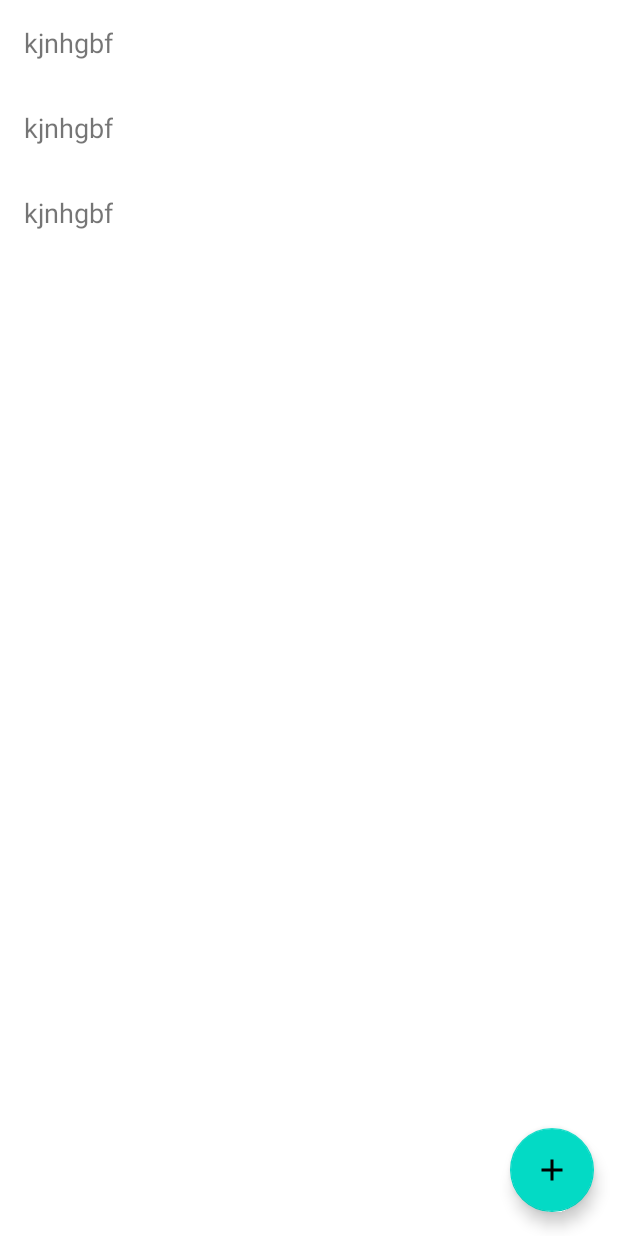
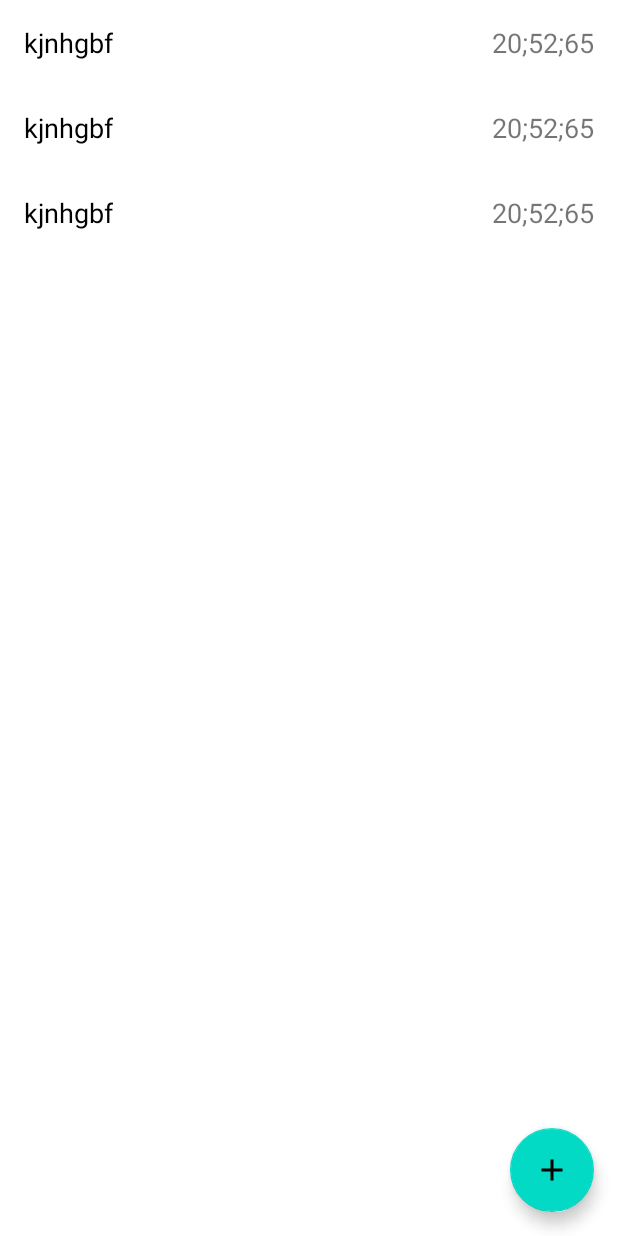
Before and after one commit to Kochevnikbbb/NewsApp40, an Android app: the layout fragment_home.xml on its own in the app's theme, with its tools: preview values and no code run, on a phone screen of 412 x 824 dp. Run offline under Robolectric (Android 15) with nearby library versions, the light colour scheme and no system bars.

Commit message:
home work2.1 еще не закончил

```diff
--- a/app/src/main/java/kg/geektech/newsapp40/NewsFragment.java
+++ b/app/src/main/java/kg/geektech/newsapp40/NewsFragment.java
@@ -38,10 +38,10 @@ public class NewsFragment extends Fragment {
     private void save() {
         String text = binding.etTitle.getText().toString();
 
-        News news = new News(text,System.currentTimeMillis());
+        News news = new News(text, System.currentTimeMillis());
 
         Bundle bundle = new Bundle();
-        bundle.putSerializable("news",news);
+        bundle.putSerializable("news", news);
         getParentFragmentManager().setFragmentResult("rk_news", bundle);
         close();
     }
--- a/app/src/main/res/layout/fragment_home.xml
+++ b/app/src/main/res/layout/fragment_home.xml
@@ -5,19 +5,20 @@
     android:layout_width="match_parent"
     android:layout_height="match_parent"
     tools:context=".ui.home.HomeFragment">
+
     <androidx.recyclerview.widget.RecyclerView
         android:id="@+id/recyclerView"
         android:layout_width="match_parent"
-        tools:listitem="@layout/item_news"
+        android:layout_height="match_parent"
         app:layoutManager="androidx.recyclerview.widget.LinearLayoutManager"
-        android:layout_height="match_parent"/>
+        tools:listitem="@layout/item_news" />
 
     <com.google.android.material.floatingactionbutton.FloatingActionButton
         android:id="@+id/fab"
         android:layout_width="wrap_content"
-        app:layout_constraintBottom_toBottomOf="parent"
-        app:layout_constraintEnd_toEndOf="parent"
+        android:layout_height="wrap_content"
         android:layout_margin="16dp"
         android:src="@drawable/ic_add"
-        android:layout_height="wrap_content"/>
+        app:layout_constraintBottom_toBottomOf="parent"
+        app:layout_constraintEnd_toEndOf="parent" />
 </androidx.constraintlayout.widget.ConstraintLayout>
--- a/app/src/main/res/layout/item_news.xml
+++ b/app/src/main/res/layout/item_news.xml
@@ -11,7 +11,17 @@
         android:layout_height="wrap_content"
         android:text="kjnhgbf"
         android:textSize="18sp"
+        android:textColor="@color/black"
         app:layout_constraintStart_toStartOf="parent"
         app:layout_constraintTop_toTopOf="parent" />
 
+    <TextView
+        android:id="@+id/time_item_news"
+        android:layout_width="wrap_content"
+        android:layout_height="wrap_content"
+        android:text="20;52;65"
+        android:textSize="18sp"
+        app:layout_constraintEnd_toEndOf="parent"
+        app:layout_constraintTop_toTopOf="parent" />
+
 </androidx.constraintlayout.widget.ConstraintLayout>
```
Also changed, not shown: app/src/main/java/kg/geektech/newsapp40/adapter/AdapterNews.java (added, +57 -0 lines), app/src/main/java/kg/geektech/newsapp40/ui/home/HomeFragment.java (+21 -0 lines).
